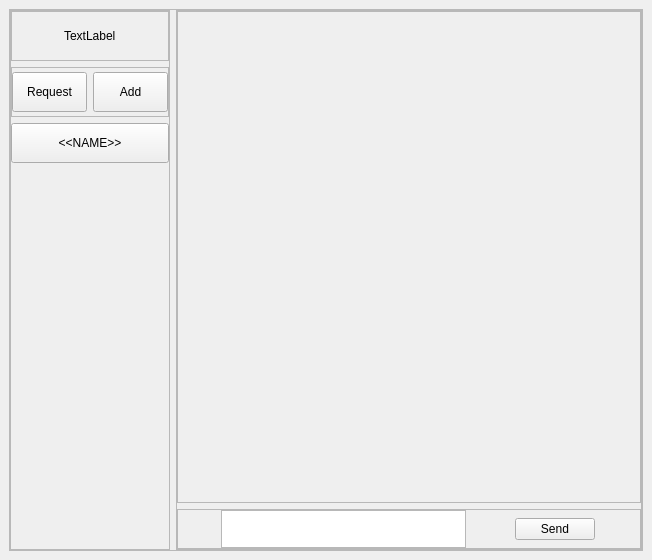
The window that debug_forlder/dbg_main.ui (DoniMassimo/Messagging_App_) describes before a commit, drawn with Qt 5.
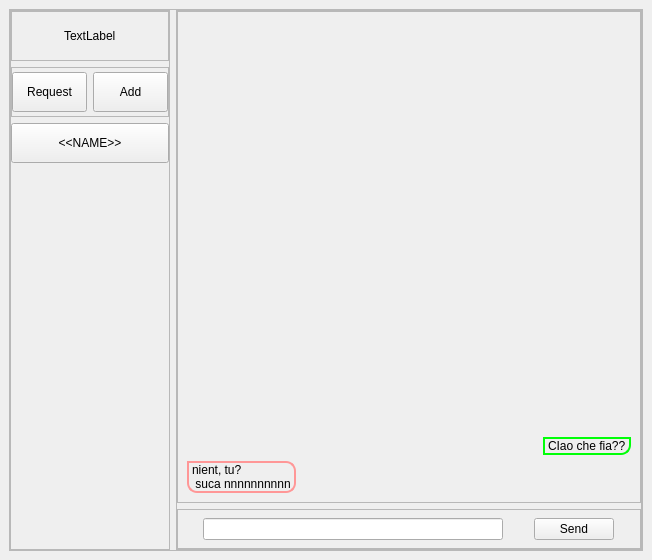
The same window after the commit.

What changed in the file:
```diff
--- a/debug_forlder/dbg_main.ui
+++ b/debug_forlder/dbg_main.ui
@@ -220,6 +220,60 @@
             <property name="frameShadow">
              <enum>QFrame::Raised</enum>
             </property>
+            <layout class="QVBoxLayout" name="vertical_chat_layout">
+             <item>
+              <spacer name="verticalSpacer_2">
+               <property name="orientation">
+                <enum>Qt::Vertical</enum>
+               </property>
+               <property name="sizeHint" stdset="0">
+                <size>
+                 <width>20</width>
+                 <height>40</height>
+                </size>
+               </property>
+              </spacer>
+             </item>
+             <item alignment="Qt::AlignRight">
+              <widget class="QLabel" name="_lbl_my_msg">
+               <property name="sizePolicy">
+                <sizepolicy hsizetype="Fixed" vsizetype="Preferred">
+                 <horstretch>0</horstretch>
+                 <verstretch>0</verstretch>
+                </sizepolicy>
+               </property>
+               <property name="styleSheet">
+                <string notr="true">border:  3px solid rgb(0, 255, 8);
+border-width: 2px;
+border-radius: 10px;
+border-top-right-radius:0px;</string>
+               </property>
+               <property name="text">
+                <string>CIao che fia??</string>
+               </property>
+              </widget>
+             </item>
+             <item>
+              <widget class="QLabel" name="_lbl_friend_msg">
+               <property name="sizePolicy">
+                <sizepolicy hsizetype="Fixed" vsizetype="Preferred">
+                 <horstretch>0</horstretch>
+                 <verstretch>0</verstretch>
+                </sizepolicy>
+               </property>
+               <property name="styleSheet">
+                <string notr="true">border:  3px solid rgb(255, 151, 151);
+border-width: 2px;
+border-radius: 10px;
+border-top-left-radius:0px;</string>
+               </property>
+               <property name="text">
+                <string>nient, tu? 
+ suca nnnnnnnnnn</string>
+               </property>
+              </widget>
+             </item>
+            </layout>
            </widget>
           </item>
           <item>
@@ -242,7 +296,7 @@
             <property name="frameShadow">
              <enum>QFrame::Raised</enum>
             </property>
-            <layout class="QHBoxLayout" name="horizontalLayout_5" stretch="2,1">
+            <layout class="QHBoxLayout" name="horizontalLayout_5" stretch="0,1">
              <property name="leftMargin">
               <number>0</number>
              </property>
@@ -256,16 +310,10 @@
               <number>0</number>
              </property>
              <item>
-              <widget class="QTextEdit" name="_txt_write_msg">
-               <property name="minimumSize">
-                <size>
-                 <width>245</width>
-                 <height>0</height>
-                </size>
-               </property>
+              <widget class="QLineEdit" name="_txt_message">
                <property name="maximumSize">
                 <size>
-                 <width>245</width>
+                 <width>300</width>
                  <height>16777215</height>
                 </size>
                </property>
```
